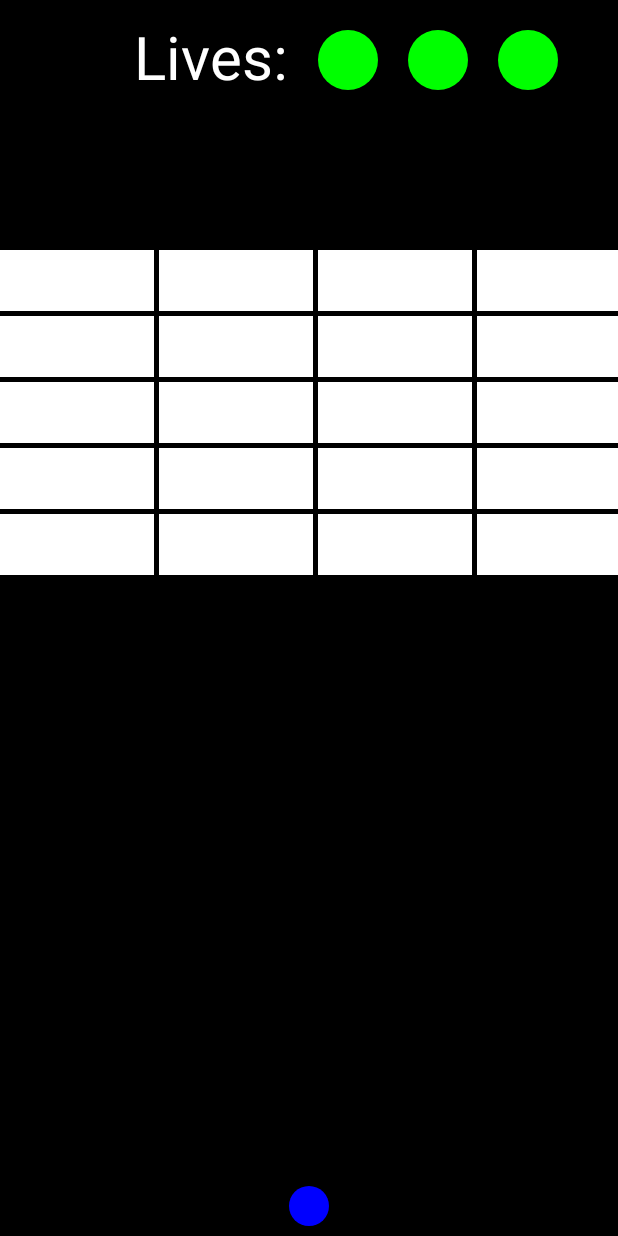
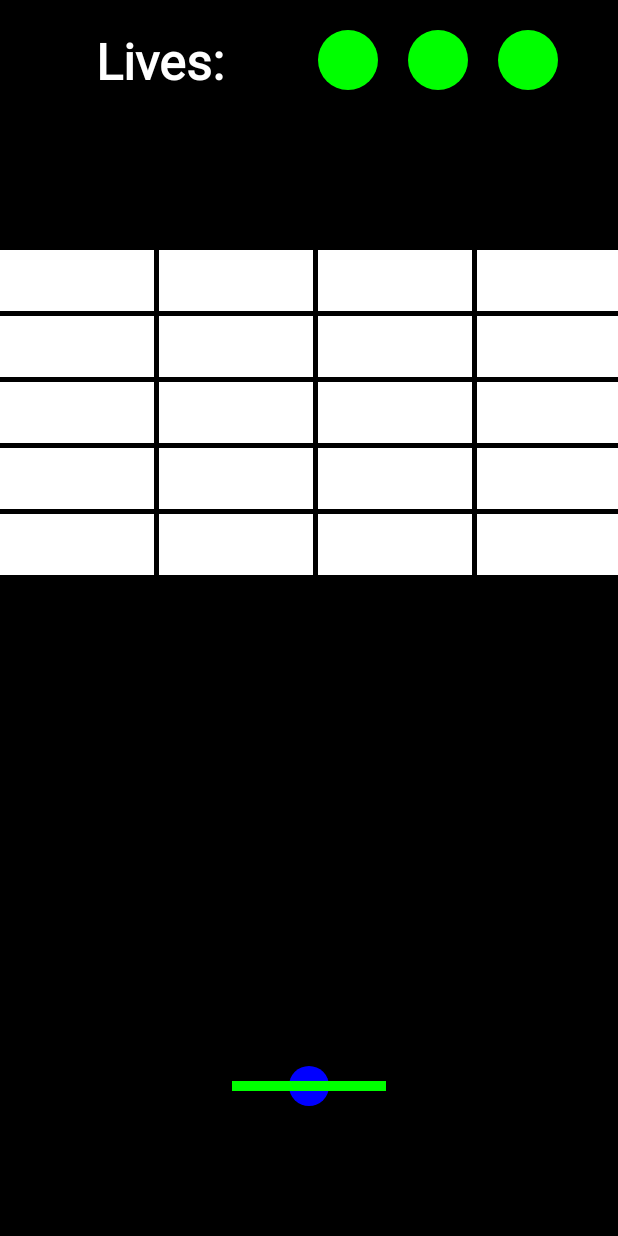
Before and after one commit to shlomoca/Arkanoid, an Android app: the layout activity_main.xml on its own in the app's theme, with its tools: preview values and no code run, on a phone screen of 412 x 824 dp. Run offline under Robolectric (Android 15) with nearby library versions, the light colour scheme and no system bars.

Commit message:
updated Paddle

```diff
--- a/app/src/main/java/com/danielr_shlomoc/ex2/Ball.java
+++ b/app/src/main/java/com/danielr_shlomoc/ex2/Ball.java
@@ -2,22 +2,21 @@ package com.danielr_shlomoc.ex2;
 
 import android.graphics.Canvas;
 import android.graphics.Paint;
+
 import java.util.Random;
 
-public class Ball
-{
-    private float x,y,dx,dy;
+public class Ball {
     private final float radius;
     private final Paint ballPaint;
+    private float x, y, dx, dy;
 
 
-    public Ball(float x, float y, float radius, int color)
-    {
-        float movement = 10;
+    public Ball(float x, float y, float radius, int color) {
+        float movement = -10;
         this.x = x;
         this.y = y;
         this.radius = radius;
-        this.dx = -movement;
+        this.dx = movement;
         this.dy = movement;
 
         ballPaint = new Paint();
@@ -26,69 +25,65 @@ public class Ball
         ballPaint.setStyle(Paint.Style.FILL);
     }
 
-    public void move(int w, int h)
-    {
+    public boolean move(int w, int h) {
+        //moves the ball in the dx dy direction. If the
         x = x + dx;
         y = y + dy;
 
         // check border left or right
-        if(x-radius<0 || x+radius>w)
+        if (x - radius < 0 || x + radius > w)
             dx = -dx;
 
         // bottom or top
-        if(y+radius>h || y-radius<0)
+        if (y + radius > h || y - radius < 0){
             dy = -dy;
+        }
+
+        return y + radius > h;
+    }
+
+
+    public float getX() {
+        return x;
+    }
+
+    public void setX(float x) {
+        this.x = x;
+    }
+
+    public float getY() {
+        return y;
+    }
+
+    public void setY(float y) {
+        this.y = y;
     }
 
     public float getRadius() {
         return radius;
     }
 
-    public float getX()
-    {
-        return x;
-    }
-
-    public void setX(float x)
-    {
-        this.x = x;
-    }
-
-    public float getY()
-    {
-        return y;
-    }
-
-    public void setY(float y)
-    {
-        this.y = y;
-    }
-
-    public void draw(Canvas canvas)
-    {
+    public void draw(Canvas canvas) {
         canvas.drawCircle(x, y, radius, ballPaint);
     }
 
-    public boolean collideWith(Ball other)
-    {
-        double dist = Math.sqrt((this.x - other.x)*(this.x - other.x) + (this.y - other.y)*(this.y - other.y));
+    public boolean collideWith(Ball other) {
+        double dist = Math.sqrt((this.x - other.x) * (this.x - other.x) + (this.y - other.y) * (this.y - other.y));
 
-        if(dist<(this.radius+other.radius))
+        if (dist < (this.radius + other.radius))
             return true;
         return false;
     }
 
-    public boolean isInside(float tx, float ty)
-    {
-        double dist = Math.sqrt((this.x - tx)*(this.x - tx) + (this.y - ty)*(this.y - ty));
+    public boolean isInside(float tx, float ty) {
+        double dist = Math.sqrt((this.x - tx) * (this.x - tx) + (this.y - ty) * (this.y - ty));
 
-        if(dist<(this.radius))
+        if (dist < (this.radius))
             return true;
         return false;
     }
 
-    public void changeRndColor()
-    {
+    public void changeRndColor() {
         ballPaint.setColor(new Random().nextInt());
     }
 
--- a/app/src/main/java/com/danielr_shlomoc/ex2/GameView.java
+++ b/app/src/main/java/com/danielr_shlomoc/ex2/GameView.java
@@ -11,21 +11,24 @@ import android.view.View;
 
 public class GameView extends View {
 
-    private static final int GET_READY_STATE = 1,PLAYING_STATE = 2, GAME_OVER_STATE = 3;
-    private static final int NUM_OF_LIVES = 3, BALL_SIZE = 20, PADDLE_RADIUS = 10;
+    private static final int GET_READY_STATE = 1, PLAYING_STATE = 2, GAME_OVER_STATE = 3;
+    private static final int NUM_OF_LIVES = 3, BALL_SIZE = 20, PADDLE_HEIGHT=150;
     private final int ROWS, COLS;
-    private int bg_color, current_state, score;
-    private Ball b;
+    private final int bg_color, paddle_color;
+
+    private int current_state, score, w, h;
     private Thread ball_thread;
     private boolean alive;
     private Paint textPaint;
     private BrickCollection bricks;
-    private Lives L;
+    private Ball ball;
+    private Lives LIVES;
+    private Paddle paddle;
 
     public GameView(Context context, AttributeSet attrs) {
         super(context, attrs);
         bg_color = Color.BLACK;
-
+        paddle_color = Color.GREEN;
 
         score = 0;
 
@@ -38,7 +41,7 @@ public class GameView extends View {
 
         // text pen
         textPaint = new Paint();
-        textPaint.setColor(Color.BLACK);
+        textPaint.setColor(Color.WHITE);
         textPaint.setTextSize(50);
         textPaint.setTextAlign(Paint.Align.CENTER);
         textPaint.setFakeBoldText(true);
@@ -49,22 +52,26 @@ public class GameView extends View {
     protected void onDraw(Canvas canvas) {
         super.onDraw(canvas);
         canvas.drawColor(bg_color);
-        L.draw(canvas);
+        LIVES.draw(canvas);
         bricks.drawBricks(canvas);
 
 
-        switch (current_state){
+        switch (current_state) {
             default:
             case GET_READY_STATE:
                 break;
             case PLAYING_STATE:
-                b.move(getWidth(), getHeight());
+                if (ball.move(getWidth(), getHeight()))
+                    if (LIVES.died())
+                        current_state = GAME_OVER_STATE;
                 invalidate();
                 break;
             case GAME_OVER_STATE:
                 break;
         }
-        b.draw(canvas);
+        ball.draw(canvas);
+        bricks.drawBricks(canvas);
+        paddle.draw(canvas);
 
 
     }
@@ -72,58 +79,54 @@ public class GameView extends View {
     @Override
     protected void onSizeChanged(int w, int h, int oldw, int oldh) {
         super.onSizeChanged(w, h, oldw, oldh);
-        bricks = new BrickCollection(ROWS, COLS, h, w);
+        this.w = w;
+        this.h = h;
+
         init_game();
 
 
     }
 
     @Override
-    public boolean onTouchEvent(MotionEvent event)
-    {
+    public boolean onTouchEvent(MotionEvent event) {
         float tx = event.getX();
         float ty = event.getY();
 
-        switch (event.getAction())
-        {
+        switch (event.getAction()) {
             case MotionEvent.ACTION_DOWN:
-            L.died();
-            invalidate();
-                if(current_state == GET_READY_STATE || current_state == GAME_OVER_STATE)
-                {
-                    current_state = PLAYING_STATE;
-                    invalidate();
+            case MotionEvent.ACTION_MOVE:
+                switch (current_state) {
+                    case GAME_OVER_STATE:
+                        init_game();
+                    case GET_READY_STATE:
+                    default:
+                        current_state = PLAYING_STATE;
+                        invalidate();
+                        break;
+                    case PLAYING_STATE:
+                        if (tx < w / 2)
+                            paddle.move_left();
+                        else
+                            paddle.move_right(w);
+
                 }
-//                else
-//                {
-//                    // check if red ball catch for dragging
-//                    if(!isDraging && redBall.isInside(tx,ty))
-//                        isDraging = true;
-//                }
                 break;
 
-            case MotionEvent.ACTION_MOVE:
-                //Log.d("mylog", "MotionEvent.ACTION_MOVE ");
 
-//                if(isDraging)
-//                {
-//                    redBall.setX(tx);
-//                    redBall.setY(ty);
-//                }
-                break;
 
             case MotionEvent.ACTION_UP:
-                ///Log.d("mylog", "MotionEvent.ACTION_UP ");
-//                isDraging = false;
+
                 break;
 
         }
         return true;
     }
 
-    private void init_game(){
-        b = new Ball( (float) getWidth()/2,getHeight() - (PADDLE_RADIUS*2+10) ,BALL_SIZE,Color.BLUE);
-        L = new Lives(NUM_OF_LIVES);
+    private void init_game() {
+        bricks = new BrickCollection(ROWS, COLS, h, w);
+        ball = new Ball((float) getWidth() / 2, (float) getHeight() - PADDLE_HEIGHT, BALL_SIZE, Color.BLUE);
+        LIVES = new Lives(NUM_OF_LIVES, textPaint);
+        paddle = new Paddle((float) getWidth() / 2, (float) getHeight() - PADDLE_HEIGHT,bricks.getW()/2,paddle_color);
         current_state = GET_READY_STATE;
     }
 
@@ -137,8 +140,10 @@ public class GameView extends View {
                     while (alive) {
                         try {
                             Thread.sleep(1000);
-                            b.move(0, 0);
-                            invalidate();
+                            if (ball.move(0, 0))
+                                if (LIVES.died())
+                                    current_state = GAME_OVER_STATE;
+                            postInvalidate();
                         } catch (InterruptedException e) {
                             e.printStackTrace();
                         }
--- a/app/src/main/java/com/danielr_shlomoc/ex2/Lives.java
+++ b/app/src/main/java/com/danielr_shlomoc/ex2/Lives.java
@@ -7,11 +7,11 @@ import android.text.TextPaint;
 
 public class Lives {
     private final Paint ALIVE, DEAD;
-    private final TextPaint TEXT_PAINT;
+    private final Paint TEXT_PAINT;
     private final int NUM_OF_LIVES, LIVES_HEIGHT, LIVES_MARGIN, LIVES_RADIUS;
     private int game_lives;
 
-    public Lives(int num_of_lives) {
+    public Lives(int num_of_lives, Paint p) {
         NUM_OF_LIVES = num_of_lives;
         game_lives = num_of_lives;
         LIVES_HEIGHT = 30;
@@ -20,7 +20,7 @@ public class Lives {
 
         ALIVE = new Paint();
         DEAD = new Paint();
-        TEXT_PAINT = new TextPaint();
+        TEXT_PAINT = p;
         set_painters();
 
     }
@@ -35,8 +35,7 @@ public class Lives {
         DEAD.setStrokeWidth(10);
         DEAD.setStyle(Paint.Style.STROKE);
 
-        TEXT_PAINT.setTextSize(60);
-        TEXT_PAINT.setColor(Color.WHITE);
+
     }
 
     public void draw(Canvas canvas) {
--- a/app/src/main/java/com/danielr_shlomoc/ex2/Paddle.java
+++ b/app/src/main/java/com/danielr_shlomoc/ex2/Paddle.java
@@ -1,4 +1,47 @@
 package com.danielr_shlomoc.ex2;
 
+import android.graphics.Canvas;
+import android.graphics.Paint;
+
 public class Paddle {
+    private final float RADIUS, MOVEMENT;
+    private final Paint PADDLE_PAINT;
+    private float x, y;
+
+    public Paddle(float x, float y, float radius, int color) {
+        MOVEMENT = 100;
+        this.RADIUS = radius;
+        this.x = x;
+        this.y = y;
+
+
+        PADDLE_PAINT = new Paint();
+        PADDLE_PAINT.setColor(color);
+        PADDLE_PAINT.setStrokeWidth(10);
+        PADDLE_PAINT.setStyle(Paint.Style.FILL);
+    }
+
+    public float getRADIUS() {
+        return RADIUS;
+    }
+
+    public void move_right(float w) {
+        float target = x + MOVEMENT;
+        if (target + RADIUS > w)
+            x = w - RADIUS;
+        else
+            x = target;
+    }
+
+    public void move_left() {
+        float target = x - MOVEMENT;
+        if (target - RADIUS < 0)
+            x = RADIUS;
+        else
+            x = target;
+    }
+
+    public void draw(Canvas canvas) {
+        canvas.drawLine(x - RADIUS, y, x + RADIUS, y, PADDLE_PAINT);
+    }
 }
```
Also changed, not shown: app/src/main/java/com/danielr_shlomoc/ex2/Brick.java (+1 -12 lines).
